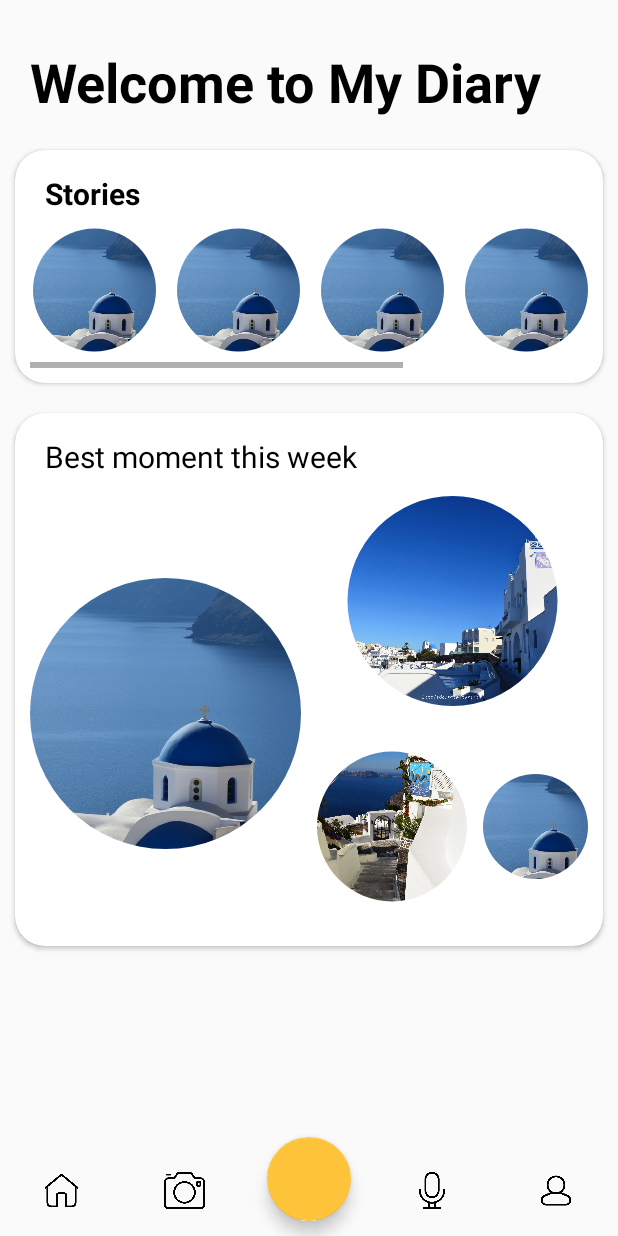
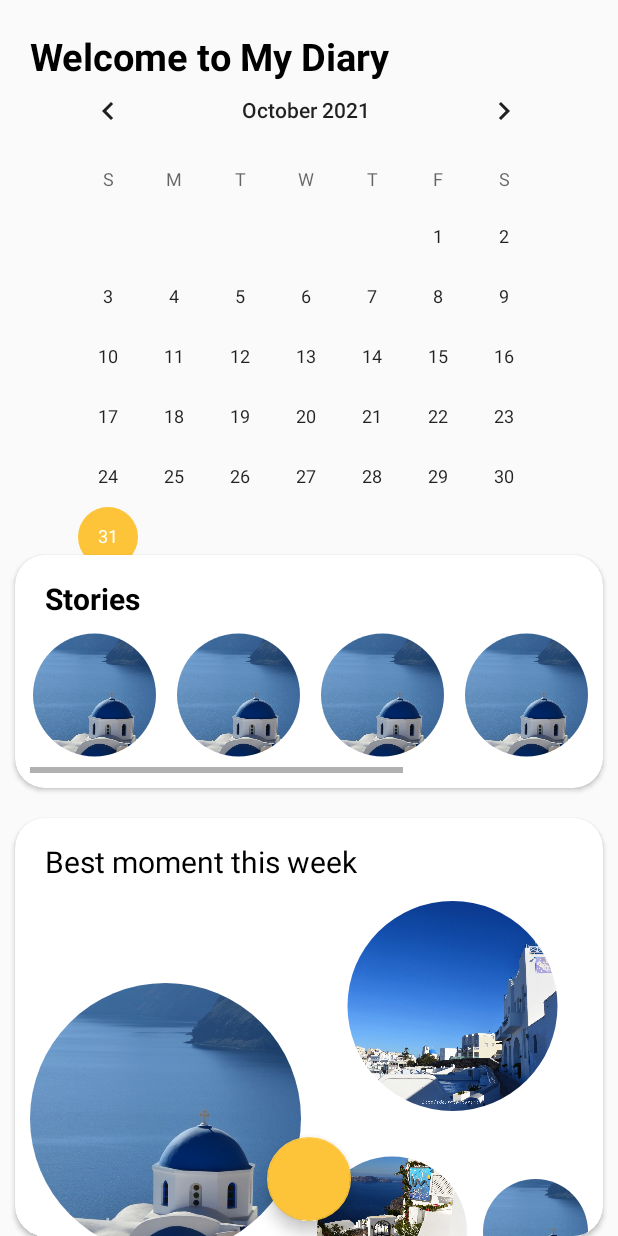
Before and after one commit to Mrsquuuid/MyJournal, an Android app: the MainActivity screen opened directly, with no data from a screen before it, on a phone screen of 412 x 824 dp. Run offline under Robolectric (Android 15) with nearby library versions, the phone set to English and light mode, and no system bars; our stand-ins replace CircleImageView; libraries missing offline, so code that uses them is left out: cc.trity.floatingactionbutton, com.makeramen.roundedimageview; plain views replace FloatingActionButton, RoundedImageView; 2 statements that could not run were skipped.

Commit message:
first version calendar

```diff
--- a/MyDiary/app/src/main/java/com/example/mydiary/ui/MainActivity.java
+++ b/MyDiary/app/src/main/java/com/example/mydiary/ui/MainActivity.java
@@ -8,9 +8,13 @@ import android.graphics.Bitmap;
 import android.graphics.BitmapFactory;
 import android.os.Bundle;
 
+import androidx.annotation.NonNull;
 import androidx.appcompat.app.AppCompatActivity;
 import android.view.View;
+import android.widget.CalendarView;
 import android.widget.ImageButton;
+import android.widget.TextView;
+
 import cc.trity.floatingactionbutton.FloatingActionButton;
 
 import com.example.mydiary.db.ImageDatabaseHelper;
@@ -27,6 +31,8 @@ public class MainActivity extends AppCompatActivity {
     private ImageDatabaseHelper mySQLiteOpenHelper;
     SQLiteDatabase mydb;
     Bitmap imagebitmap;
+    CalendarView calendarView;
+    TextView textView;
 
     @Override
     protected void onCreate(Bundle savedInstanceState) {
@@ -66,6 +72,18 @@ public class MainActivity extends AppCompatActivity {
             public void onClick(View view) {
                 Intent intent = new Intent(MainActivity.this, MapActivity.class);
                 startActivity(intent);
+            }
+        });
+
+        //calendar
+        calendarView=findViewById(R.id.calendar);
+        textView=findViewById(R.id.textview);
+
+        calendarView.setOnDateChangeListener(new CalendarView.OnDateChangeListener() {
+            @Override
+            public void onSelectedDayChange(@NonNull CalendarView view, int year, int month, int dayOfMonth) {
+                String date = dayOfMonth+"/"+month+"/"+year;
+                textView.setText(date);
             }
         });
     }
@@ -130,4 +148,5 @@ public class MainActivity extends AppCompatActivity {
         }
     }
 
+
 }
--- a/MyDiary/app/src/main/res/layout/activity_main.xml
+++ b/MyDiary/app/src/main/res/layout/activity_main.xml
@@ -84,18 +84,33 @@
         android:layout_width="wrap_content"
         android:layout_height="wrap_content"
         android:layout_marginLeft="20dp"
-        android:layout_marginTop="30dp"
+        android:layout_marginTop="20dp"
         android:text="Welcome to My Diary"
         android:textColor="#000"
-        android:textSize="36dp"
+        android:textSize="25dp"
         android:textStyle="bold" />
+
+    <!--calendar-->
+    <CalendarView
+        android:id="@+id/calendar"
+        android:layout_width="wrap_content"
+        android:layout_height="wrap_content"
+        android:layout_marginTop="40dp"
+        android:layout_marginLeft="30dp"
+        ></CalendarView>
+
+    <TextView
+        android:layout_width="wrap_content"
+        android:layout_height="wrap_content"
+        android:id="@+id/textview"
+        android:layout_above="@+id/calendar"></TextView>
 
     <androidx.cardview.widget.CardView
         android:id="@+id/story_card"
         android:layout_width="match_parent"
         android:layout_height="wrap_content"
         android:layout_marginLeft="10dp"
-            android:layout_marginTop="100dp"
+        android:layout_marginTop="370dp"
         android:layout_marginRight="10dp"
         android:paddingBottom="20dp"
         app:cardCornerRadius="20dp"
```
Lines whose indentation alone changed are shown as unchanged.
